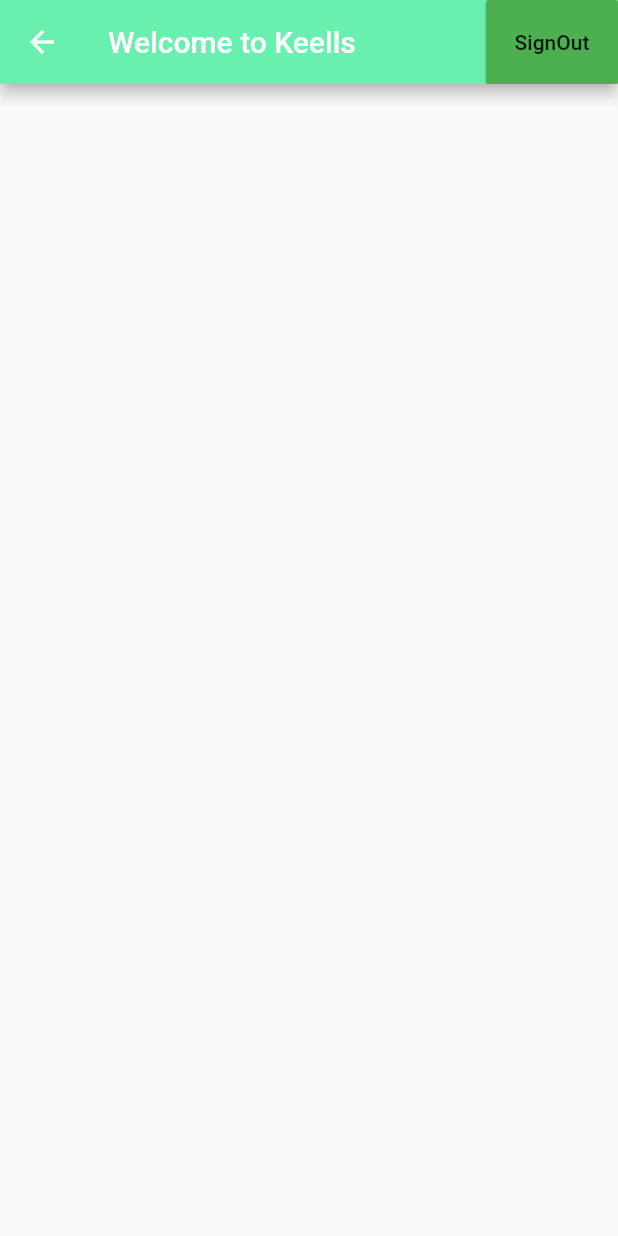
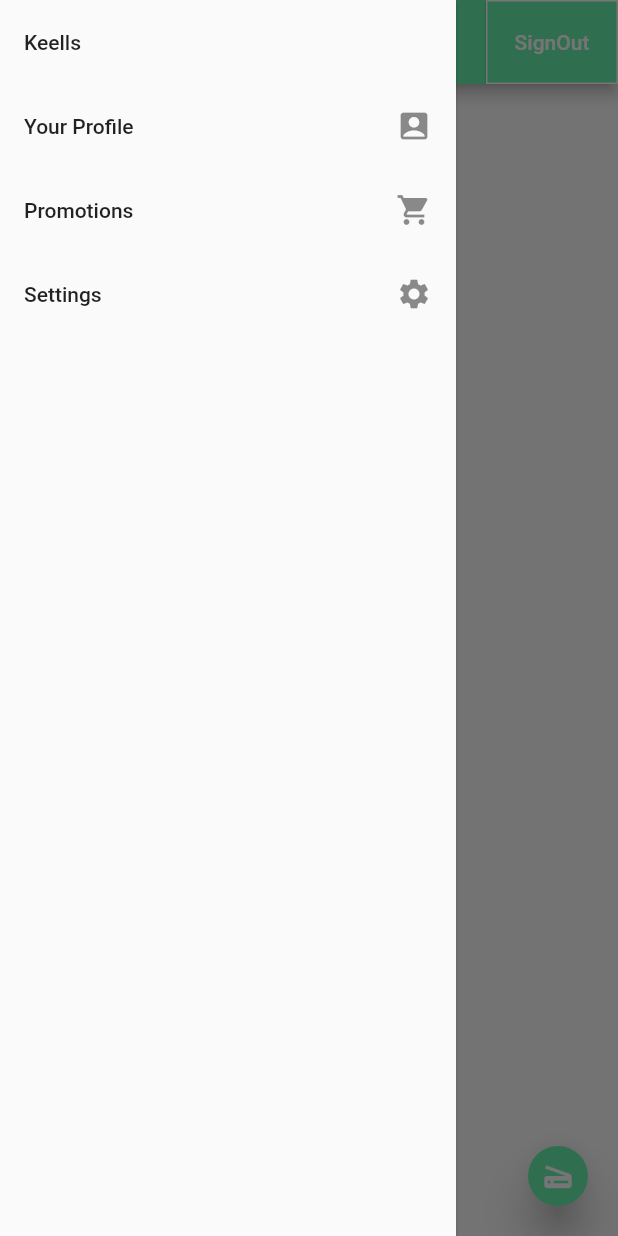
Before and after one commit to Deepthashash/smart_shopping, a Flutter app: the Home screen opened by its route, with the side drawer open (before the commit the screen has no drawer), on a phone screen of 412 x 824 dp. Run offline on Flutter 3.47's test engine with Material 2 defaults, Android fonts, the phone set to English and light mode, and no system bars; our stand-ins replace firebase_auth; accounts and stored records are empty.

Commit message:
homepage_UI

```diff
--- a/lib/app_screens/home.dart
+++ b/lib/app_screens/home.dart
@@ -3,35 +3,76 @@
 import 'auth.dart';
 
 class Home extends StatelessWidget {
+  Home({this.auth, this.onSignedOut});
 
-  Home({this.auth, this.onSignedOut});
   final BaseAuth auth;
   final VoidCallback onSignedOut;
 
   Future _signOut() async {
-    try{
+    try {
       await auth.signOut();
       onSignedOut();
-    }catch(e){
+    } catch (e) {
       print(e);
     }
-
   }
 
   @override
   Widget build(BuildContext context) {
-    return Scaffold(appBar: AppBar(
+    return Scaffold(
+        appBar: AppBar(
           backgroundColor: Colors.greenAccent,
           title: Text("Welcome to Keells"),
           actions: <Widget>[
             RaisedButton(
-          color: Colors.green,
+              color: Colors.greenAccent,
+              shape:
+                  RoundedRectangleBorder(side: BorderSide(color: Colors.white)),
               elevation: 1.0,
-          child: Text("SignOut"),
+              child: Text(
+                "SignOut",
+              ),
+              textColor: Colors.white,
               onPressed: _signOut,
-        )
+            ),
           ],
-    ),);
+        ),
+        floatingActionButton: FloatingActionButton(
+          mini: true,
+          elevation: 12.0,
+          onPressed: () {},
+          child: Icon(
+            Icons.scanner,
+          ),
+          foregroundColor: Colors.white,
+          backgroundColor: Colors.greenAccent,
+        ),
+        body: Material(child: Column(children: <Widget>[])),
+        drawer: Drawer(
+          elevation: 1.0,
+          child: ListView(
+            children: <Widget>[
+              ListTile(
+                title: Text("Keells"),
+              ),
+              ListTile(
+                  title: Text("Your Profile"),
+                  trailing: Icon(Icons.account_box),
+                  onTap: () {
+//                    Navigator.of(context).pop();
+                  }),
+              ListTile(
+                  title: Text("Promotions"),
+                  trailing: Icon(Icons.shopping_cart),
+                  onTap: () {
+//                    Navigator.of(context).pop();
+                  }),
+              ListTile(
+                  title: Text("Settings"),
+                  trailing: Icon(Icons.settings),
+                  onTap: () {}),
+            ],
+          ),
+        ));
   }
-
 }
```
Lines whose indentation alone changed are shown as unchanged.
